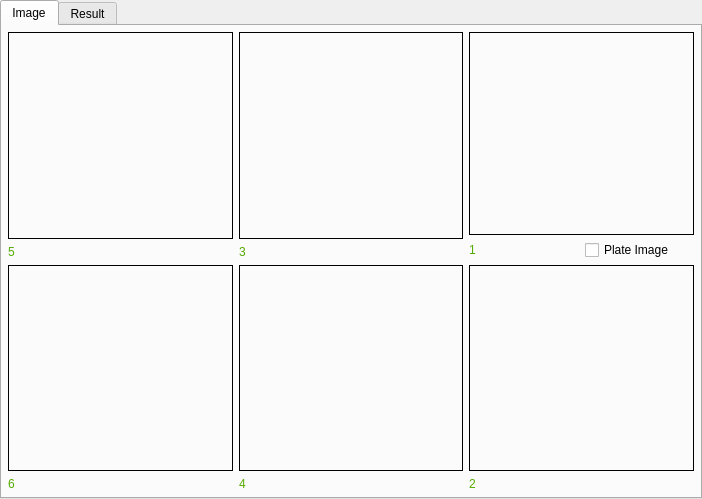
This is MainUI/datawidget.ui in 519984307/Container_20191221 as Qt 5 draws it before an edit. The edited form follows.
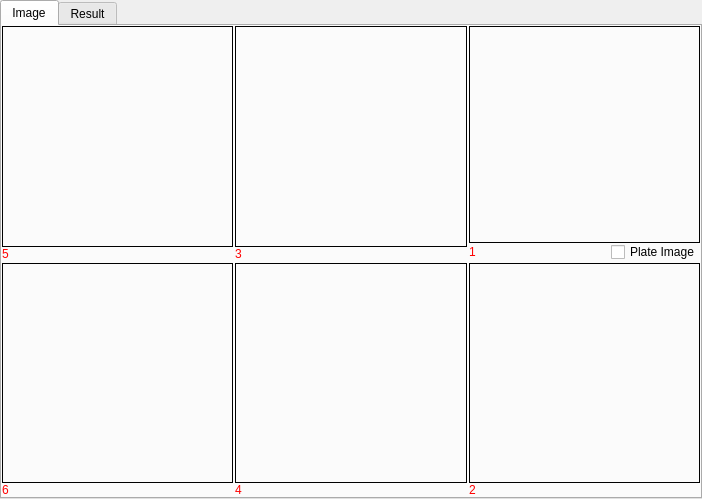
This is the edited form. The open tabs and pages were chosen to show the change.

```diff
--- a/MainUI/datawidget.ui
+++ b/MainUI/datawidget.ui
@@ -40,22 +40,25 @@
       </attribute>
       <layout class="QGridLayout" name="gridLayout_4">
        <property name="leftMargin">
-        <number>6</number>
+        <number>0</number>
        </property>
        <property name="topMargin">
-        <number>6</number>
+        <number>0</number>
        </property>
        <property name="rightMargin">
-        <number>6</number>
+        <number>0</number>
        </property>
        <property name="bottomMargin">
-        <number>6</number>
+        <number>0</number>
        </property>
        <property name="spacing">
-        <number>6</number>
+        <number>2</number>
        </property>
        <item row="0" column="0">
         <layout class="QVBoxLayout" name="verticalLayout">
+         <property name="spacing">
+          <number>0</number>
+         </property>
          <item>
           <widget class="QLabel" name="label">
            <property name="sizePolicy">
@@ -75,13 +78,14 @@
          <item>
           <widget class="QLabel" name="label_7">
            <property name="sizePolicy">
-            <sizepolicy hsizetype="Preferred" vsizetype="Fixed">
+            <sizepolicy hsizetype="Expanding" vsizetype="Fixed">
              <horstretch>0</horstretch>
              <verstretch>0</verstretch>
             </sizepolicy>
            </property>
            <property name="styleSheet">
-            <string notr="true">color: rgb(85, 170, 0);</string>
+            <string notr="true">color: rgb(255, 0, 0);
+</string>
            </property>
            <property name="text">
             <string>5</string>
@@ -92,6 +96,9 @@
        </item>
        <item row="0" column="1">
         <layout class="QVBoxLayout" name="verticalLayout_2">
+         <property name="spacing">
+          <number>0</number>
+         </property>
          <item>
           <widget class="QLabel" name="label_2">
            <property name="sizePolicy">
@@ -111,13 +118,14 @@
          <item>
           <widget class="QLabel" name="label_8">
            <property name="sizePolicy">
-            <sizepolicy hsizetype="Preferred" vsizetype="Fixed">
+            <sizepolicy hsizetype="Expanding" vsizetype="Fixed">
              <horstretch>0</horstretch>
              <verstretch>0</verstretch>
             </sizepolicy>
            </property>
            <property name="styleSheet">
-            <string notr="true">color: rgb(85, 170, 0);</string>
+            <string notr="true">color: rgb(255, 0, 0);
+</string>
            </property>
            <property name="text">
             <string>3</string>
@@ -128,12 +136,27 @@
        </item>
        <item row="0" column="2">
         <layout class="QVBoxLayout" name="verticalLayout_3">
+         <property name="spacing">
+          <number>0</number>
+         </property>
          <item>
           <widget class="QStackedWidget" name="stackedWidget">
+           <property name="sizePolicy">
+            <sizepolicy hsizetype="Expanding" vsizetype="Expanding">
+             <horstretch>0</horstretch>
+             <verstretch>0</verstretch>
+            </sizepolicy>
+           </property>
            <property name="currentIndex">
             <number>1</number>
            </property>
            <widget class="QWidget" name="page">
+            <property name="sizePolicy">
+             <sizepolicy hsizetype="Expanding" vsizetype="Expanding">
+              <horstretch>0</horstretch>
+              <verstretch>0</verstretch>
+             </sizepolicy>
+            </property>
             <layout class="QGridLayout" name="gridLayout">
              <property name="leftMargin">
               <number>0</number>
@@ -153,7 +176,7 @@
              <item row="0" column="0">
               <widget class="QLabel" name="label_3">
                <property name="sizePolicy">
-                <sizepolicy hsizetype="Preferred" vsizetype="Preferred">
+                <sizepolicy hsizetype="Expanding" vsizetype="Expanding">
                  <horstretch>0</horstretch>
                  <verstretch>0</verstretch>
                 </sizepolicy>
@@ -207,16 +230,20 @@
          </item>
          <item>
           <layout class="QHBoxLayout" name="horizontalLayout">
+           <property name="spacing">
+            <number>0</number>
+           </property>
            <item>
             <widget class="QLabel" name="label_9">
              <property name="sizePolicy">
-              <sizepolicy hsizetype="Preferred" vsizetype="Fixed">
+              <sizepolicy hsizetype="Expanding" vsizetype="Fixed">
                <horstretch>0</horstretch>
                <verstretch>0</verstretch>
               </sizepolicy>
              </property>
              <property name="styleSheet">
-              <string notr="true">color: rgb(85, 170, 0);</string>
+              <string notr="true">color: rgb(255, 0, 0);
+</string>
              </property>
              <property name="text">
               <string>1</string>
@@ -248,10 +275,13 @@
        </item>
        <item row="1" column="0">
         <layout class="QVBoxLayout" name="verticalLayout_4">
+         <property name="spacing">
+          <number>0</number>
+         </property>
          <item>
           <widget class="QLabel" name="label_4">
            <property name="sizePolicy">
-            <sizepolicy hsizetype="Expanding" vsizetype="Preferred">
+            <sizepolicy hsizetype="Preferred" vsizetype="Expanding">
              <horstretch>0</horstretch>
              <verstretch>0</verstretch>
             </sizepolicy>
@@ -267,13 +297,14 @@
          <item>
           <widget class="QLabel" name="label_10">
            <property name="sizePolicy">
-            <sizepolicy hsizetype="Preferred" vsizetype="Fixed">
+            <sizepolicy hsizetype="Expanding" vsizetype="Fixed">
              <horstretch>0</horstretch>
              <verstretch>0</verstretch>
             </sizepolicy>
            </property>
            <property name="styleSheet">
-            <string notr="true">color: rgb(85, 170, 0);</string>
+            <string notr="true">color: rgb(255, 0, 0);
+</string>
            </property>
            <property name="text">
             <string>6</string>
@@ -284,10 +315,13 @@
        </item>
        <item row="1" column="1">
         <layout class="QVBoxLayout" name="verticalLayout_5">
+         <property name="spacing">
+          <number>0</number>
+         </property>
          <item>
           <widget class="QLabel" name="label_5">
            <property name="sizePolicy">
-            <sizepolicy hsizetype="Expanding" vsizetype="Preferred">
+            <sizepolicy hsizetype="Preferred" vsizetype="Preferred">
              <horstretch>0</horstretch>
              <verstretch>0</verstretch>
             </sizepolicy>
@@ -303,13 +337,14 @@
          <item>
           <widget class="QLabel" name="label_11">
            <property name="sizePolicy">
-            <sizepolicy hsizetype="Preferred" vsizetype="Fixed">
+            <sizepolicy hsizetype="Expanding" vsizetype="Fixed">
              <horstretch>0</horstretch>
              <verstretch>0</verstretch>
             </sizepolicy>
            </property>
            <property name="styleSheet">
-            <string notr="true">color: rgb(85, 170, 0);</string>
+            <string notr="true">color: rgb(255, 0, 0);
+</string>
            </property>
            <property name="text">
             <string>4</string>
@@ -320,10 +355,13 @@
        </item>
        <item row="1" column="2">
         <layout class="QVBoxLayout" name="verticalLayout_6">
+         <property name="spacing">
+          <number>0</number>
+         </property>
          <item>
           <widget class="QLabel" name="label_6">
            <property name="sizePolicy">
-            <sizepolicy hsizetype="Preferred" vsizetype="Expanding">
+            <sizepolicy hsizetype="Preferred" vsizetype="Preferred">
              <horstretch>0</horstretch>
              <verstretch>0</verstretch>
             </sizepolicy>
@@ -339,13 +377,14 @@
          <item>
           <widget class="QLabel" name="label_12">
            <property name="sizePolicy">
-            <sizepolicy hsizetype="Preferred" vsizetype="Fixed">
+            <sizepolicy hsizetype="Expanding" vsizetype="Fixed">
              <horstretch>0</horstretch>
              <verstretch>0</verstretch>
             </sizepolicy>
            </property>
            <property name="styleSheet">
-            <string notr="true">color: rgb(85, 170, 0);</string>
+            <string notr="true">color: rgb(255, 0, 0);
+</string>
            </property>
            <property name="text">
             <string>2</string>
```
Left out of the diff: 57 changed lines with no effect on the pictures.
